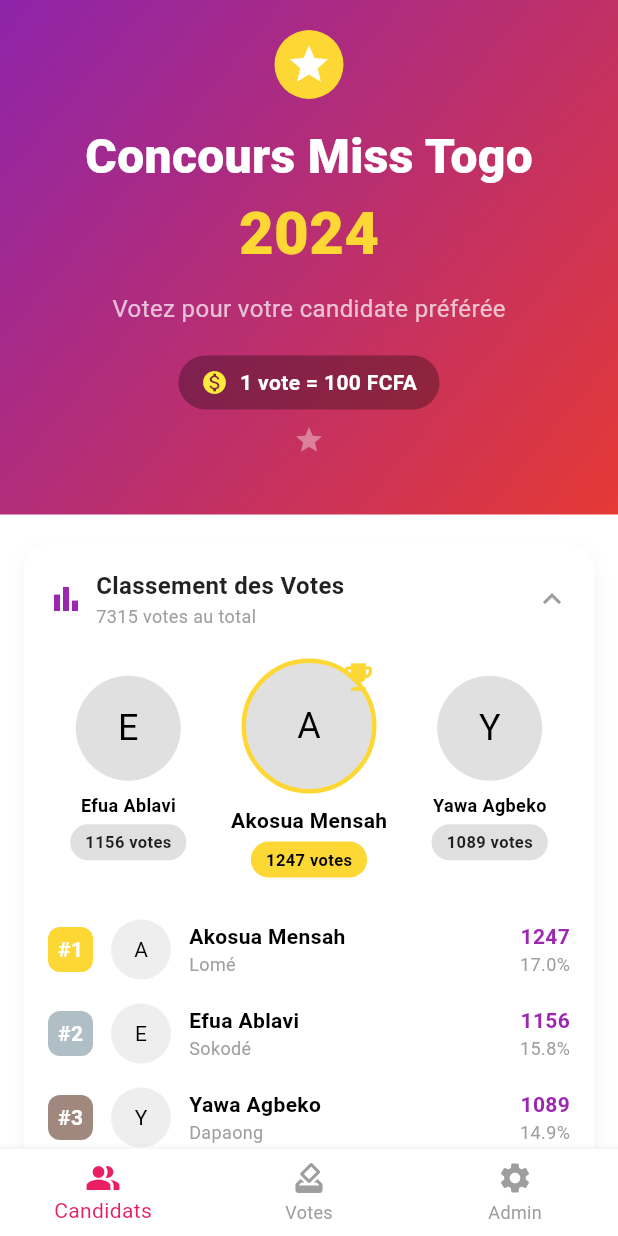
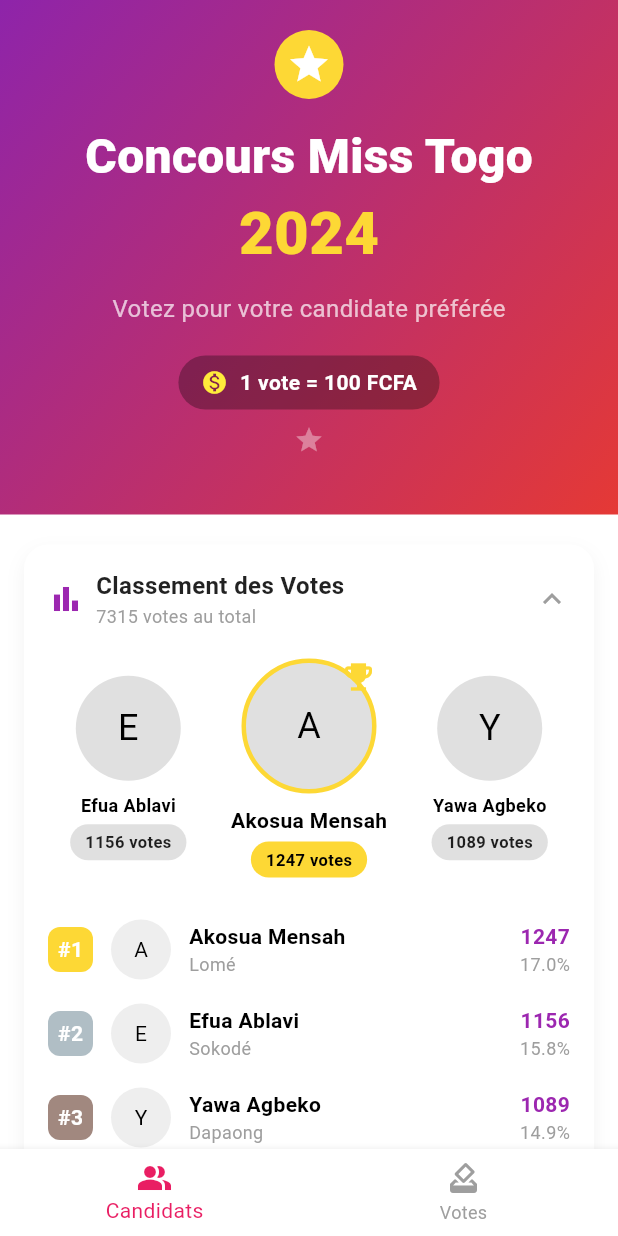
Before and after one commit to bienvenu228/DzumeviAppMobile, a Flutter app: the screen it shows after launch, on a phone screen of 412 x 824 dp. Run offline on Flutter 3.47's test engine with Material 3 defaults, Android fonts, the phone set to English and light mode, and no system bars; our stand-ins replace flutter_secure_storage.

Commit message:
Quatrième commit

```diff
--- a/lib/main.dart
+++ b/lib/main.dart
@@ -164,10 +164,6 @@
             icon: Icon(Icons.how_to_vote),
             label: 'Votes',
           ),
-          BottomNavigationBarItem(
-            icon: Icon(Icons.settings),
-            label: 'Admin',
-          ),
         ],
         currentIndex: _selectedIndex,
         selectedItemColor: Theme.of(context).primaryColor, // Couleur principale
```
